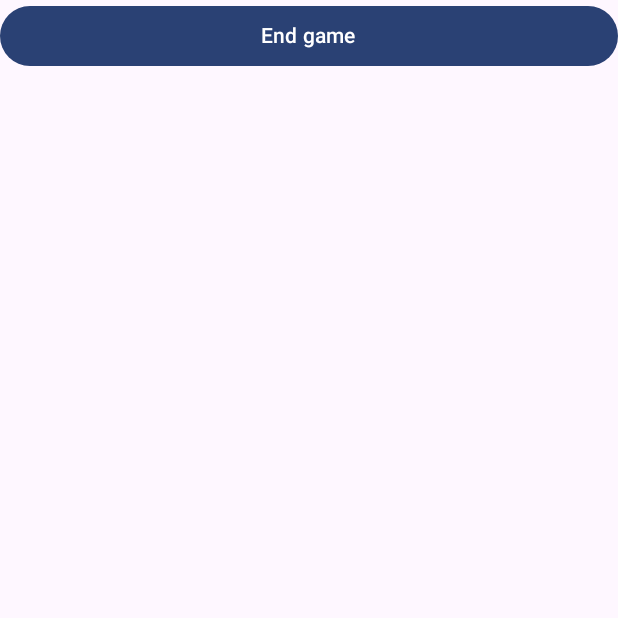
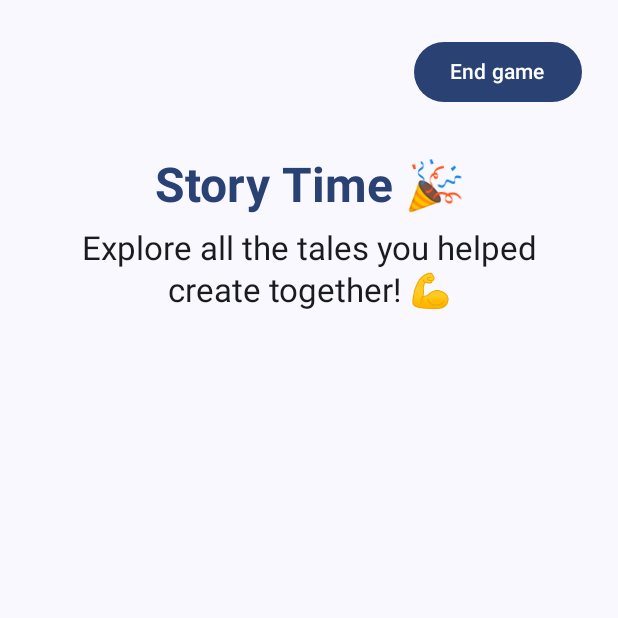
Before and after one commit to kristinakoneva/twistale, an Android app built with Jetpack Compose: the StoryScreen screen opened through its navigation route, on a phone screen of 412 x 824 dp, the top half of it. Run offline under Robolectric (Android 15) with nearby library versions, the phone set to English and light mode, and no system bars; our stand-ins replace Dagger/Hilt's generated code, Firebase (no records; nobody signed in at launch, a user with empty details on screens opened directly); pictures from the network do not load.

Commit message:
Update UI of story screen

```diff
--- a/app/src/main/java/com/kristinakoneva/twistale/ui/screens/game/story/StoryScreen.kt
+++ b/app/src/main/java/com/kristinakoneva/twistale/ui/screens/game/story/StoryScreen.kt
@@ -1,19 +1,32 @@
 package com.kristinakoneva.twistale.ui.screens.game.story
 
+import androidx.compose.foundation.layout.Arrangement
 import androidx.compose.foundation.layout.Column
+import androidx.compose.foundation.layout.Row
+import androidx.compose.foundation.layout.Spacer
 import androidx.compose.foundation.layout.fillMaxWidth
-import androidx.compose.foundation.layout.systemBarsPadding
+import androidx.compose.foundation.layout.height
+import androidx.compose.foundation.layout.padding
 import androidx.compose.foundation.lazy.LazyRow
 import androidx.compose.foundation.rememberScrollState
 import androidx.compose.foundation.verticalScroll
 import androidx.compose.material3.Button
+import androidx.compose.material3.MaterialTheme
+import androidx.compose.material3.Scaffold
 import androidx.compose.material3.Text
 import androidx.compose.runtime.Composable
 import androidx.compose.runtime.LaunchedEffect
 import androidx.compose.ui.Modifier
+import androidx.compose.ui.text.font.FontWeight
+import androidx.compose.ui.text.style.TextAlign
 import androidx.hilt.navigation.compose.hiltViewModel
 import androidx.lifecycle.compose.collectAsStateWithLifecycle
 import com.kristinakoneva.twistale.ui.screens.game.story.composables.StoryPartItem
+import com.kristinakoneva.twistale.ui.theme.spacing_1
+import com.kristinakoneva.twistale.ui.theme.spacing_2
+import com.kristinakoneva.twistale.ui.theme.spacing_3
+import com.kristinakoneva.twistale.ui.theme.spacing_4
+import com.kristinakoneva.twistale.ui.theme.spacing_5
 import kotlinx.serialization.Serializable
 
 @Serializable
@@ -24,7 +37,6 @@ fun StoryScreen(
     onNavigateToGameRoom: () -> Unit,
     viewModel: StoryViewModel = hiltViewModel(),
 ) {
-
     LaunchedEffect(viewModel.navigation) {
         viewModel.navigation.collect { event ->
             when (event) {
@@ -32,24 +44,65 @@ fun StoryScreen(
             }
         }
     }
+    Scaffold { padding ->
         viewModel.state.collectAsStateWithLifecycle().value.let { state ->
             Column(
                 modifier = Modifier
-                .systemBarsPadding()
+                    .padding(padding)
+                    .fillMaxWidth()
                     .verticalScroll(rememberScrollState())
             ) {
-            Button(onClick = viewModel::endGame, modifier = Modifier.fillMaxWidth()) {
+                Column(modifier = Modifier.padding(horizontal = spacing_3)) {
+                    Spacer(modifier = Modifier.height(spacing_3))
+                    Row {
+                        Spacer(modifier = Modifier.weight(1f))
+                        Button(onClick = viewModel::endGame) {
                             Text(text = "End game")
                         }
-            state.stories.forEach { story ->
-                LazyRow {
+                    }
+                    Spacer(modifier = Modifier.height(spacing_4))
+                    Text(
+                        text = "Story Time 🎉",
+                        modifier = Modifier.fillMaxWidth(),
+                        textAlign = TextAlign.Center,
+                        style = MaterialTheme.typography.headlineLarge,
+                        color = MaterialTheme.colorScheme.primary,
+                        fontWeight = FontWeight.Bold,
+                    )
+                    Spacer(modifier = Modifier.height(spacing_1))
+                    Text(
+                        text = "Explore all the tales you helped create together! 💪",
+                        modifier = Modifier.fillMaxWidth(),
+                        textAlign = TextAlign.Center,
+                        style = MaterialTheme.typography.titleLarge,
+                    )
+                    Spacer(modifier = Modifier.height(spacing_5))
+                }
+                state.stories.forEachIndexed { index, story ->
+                    Text(
+                        text = "Tale #${index + 1}",
+                        modifier = Modifier
+                            .fillMaxWidth()
+                            .padding(horizontal = spacing_3),
+                        textAlign = TextAlign.Start,
+                        style = MaterialTheme.typography.headlineSmall,
+                        color = MaterialTheme.colorScheme.primary,
+                        fontWeight = FontWeight.SemiBold,
+                    )
+                    Spacer(modifier = Modifier.height(spacing_2))
+                    LazyRow(
+                        modifier = Modifier.fillMaxWidth(),
+                        horizontalArrangement = Arrangement.spacedBy(spacing_2)
+                    ) {
                         items(story.storyParts.size) { index ->
                             StoryPartItem(
                                 item = story.storyParts[index],
                             )
                         }
                     }
+                    Spacer(modifier = Modifier.height(spacing_3))
                 }
             }
         }
     }
+}
```
Also changed, not shown: app/src/main/java/com/kristinakoneva/twistale/ui/screens/game/story/composables/StoryPartItem.kt (+76 -9 lines). Lines whose indentation alone changed are shown as unchanged.
